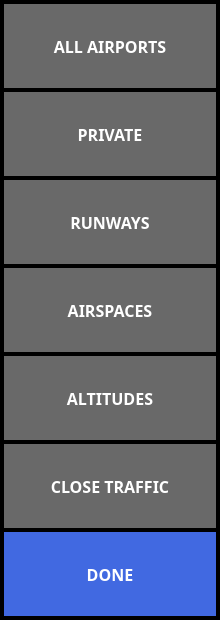
Before: the Qt Designer form ui/Overlays.ui in UnexplodedMinds/Stratofier, drawn with Qt 5.
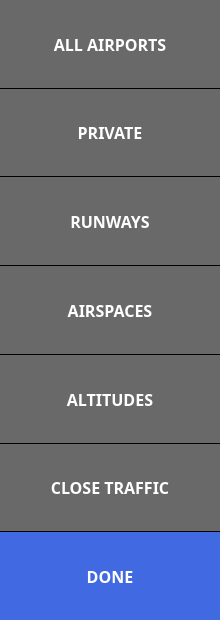
After: the same form once the commit is applied. Icons and pictures are not drawn.

The edit to the form file:
```diff
--- a/ui/Overlays.ui
+++ b/ui/Overlays.ui
@@ -97,7 +97,7 @@
 	border: none;
 	color: white;
 	background-color: DimGray;
-	margin: 2px;
+	margin: 0px;
 }
 QPushButton::pressed
 {
@@ -110,19 +110,19 @@
   </property>
   <layout class="QVBoxLayout" name="verticalLayout">
    <property name="spacing">
-    <number>0</number>
+    <number>1</number>
    </property>
    <property name="leftMargin">
-    <number>2</number>
+    <number>0</number>
    </property>
    <property name="topMargin">
-    <number>2</number>
+    <number>0</number>
    </property>
    <property name="rightMargin">
-    <number>2</number>
+    <number>0</number>
    </property>
    <property name="bottomMargin">
-    <number>2</number>
+    <number>0</number>
    </property>
    <item>
     <widget class="QPushButton" name="m_pAirportsButton">
@@ -140,6 +140,9 @@
        <bold>true</bold>
       </font>
      </property>
+     <property name="autoFillBackground">
+      <bool>false</bool>
+     </property>
      <property name="text">
       <string>ALL AIRPORTS</string>
      </property>
@@ -170,6 +173,9 @@
        <bold>true</bold>
       </font>
      </property>
+     <property name="autoFillBackground">
+      <bool>false</bool>
+     </property>
      <property name="text">
       <string>PRIVATE</string>
      </property>
@@ -204,6 +210,9 @@
        <bold>true</bold>
       </font>
      </property>
+     <property name="autoFillBackground">
+      <bool>false</bool>
+     </property>
      <property name="text">
       <string>RUNWAYS</string>
      </property>
@@ -238,6 +247,9 @@
        <bold>true</bold>
       </font>
      </property>
+     <property name="autoFillBackground">
+      <bool>false</bool>
+     </property>
      <property name="text">
       <string>AIRSPACES</string>
      </property>
@@ -272,6 +284,9 @@
        <bold>true</bold>
       </font>
      </property>
+     <property name="autoFillBackground">
+      <bool>false</bool>
+     </property>
      <property name="text">
       <string>ALTITUDES</string>
      </property>
@@ -306,6 +321,9 @@
        <bold>true</bold>
       </font>
      </property>
+     <property name="autoFillBackground">
+      <bool>false</bool>
+     </property>
      <property name="text">
       <string>CLOSE TRAFFIC</string>
      </property>
@@ -342,6 +360,9 @@
        <bold>true</bold>
       </font>
      </property>
+     <property name="autoFillBackground">
+      <bool>false</bool>
+     </property>
      <property name="styleSheet">
       <string notr="true">QPushButton
 {
```
Left out of the diff: 2 changed lines with no effect on the pictures.
